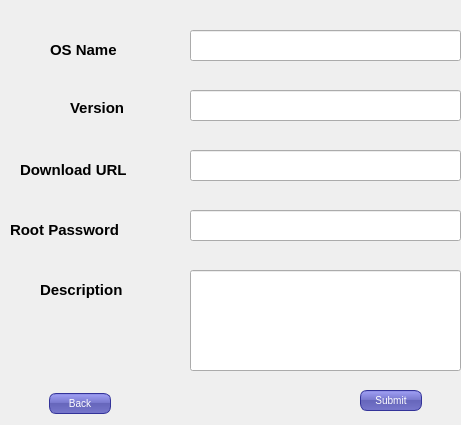
The window that BuilderAndPusher.ui (niteshnarayanlal/Aeolus-gui) describes before a commit, drawn with Qt 5.
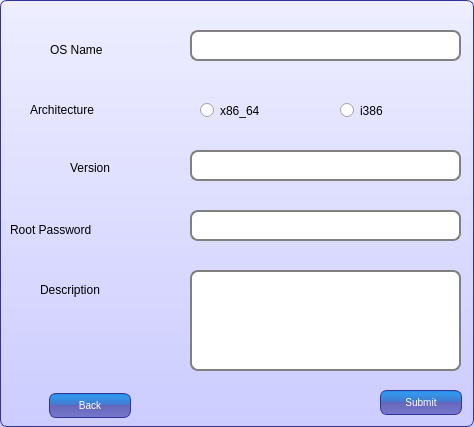
The same window after the commit. Icons and pictures are not drawn.

```diff
--- a/BuilderAndPusher.ui
+++ b/BuilderAndPusher.ui
@@ -6,8 +6,8 @@
    <rect>
     <x>0</x>
     <y>0</y>
-    <width>461</width>
-    <height>425</height>
+    <width>474</width>
+    <height>427</height>
    </rect>
   </property>
   <property name="windowTitle">
@@ -17,21 +17,32 @@
    <string/>
   </property>
   <property name="styleSheet">
-   <string notr="true">QLabel {
-font-weight: bold;
-font-size: 15px;
-}
-background: QLinearGradient(x1: 0, y1: 0, x2: 0, y2: 1, stop: 0 #eef, stop: 1 #ccf);
-QLineEdit {
+   <string notr="true">QLineEdit {
 padding: 1px;
 border-style: solid;
 border: 2px solid gray;
 border-radius: 8px;
 }
+QCommandLinkButton
+{
+}
+QDialog
+{
+background: QLinearGradient(x1: 0, y1: 0, x2: 0, y2: 1, stop: 0 #eef, stop: 1 #ccf);
+border-width: 1px;
+border-color: #339;
+border-style: solid;
+border-radius: 7;
+padding: 3px;
+font-size: 10px;
+padding-left: 5px;
+padding-right: 5px;
+
+}
 
 QPushButton {
 color: white;
-background-color: QLinearGradient( x1: 0, y1: 0, x2: 0, y2: 1, stop: 0 #88d, stop: 0.1 #99e, stop: 0.49 #77c, stop: 0.5 #66b, stop: 1 #77c);
+background-color: QLinearGradient( x1: 0, y1: 0, x2: 0, y2: 1, stop: 0 #28d, stop: 0.1 #39e, stop: 0.49 #47c, stop: 0.5 #66b, stop: 1 #77c);
 border-width: 1px;
 border-color: #339;
 border-style: solid;
@@ -40,13 +51,11 @@
 font-size: 10px;
 padding-left: 5px;
 padding-right: 5px;
-min-width: 50px;
-max-width: 50px;
-min-height: 13px;
-max-height: 13px;
-}
-
-</string>
+min-width: 70px;
+max-width:70px;
+min-height: 17px;
+max-height: 17px;
+}</string>
   </property>
   <widget class="QLineEdit" name="osNameLineEdit">
    <property name="geometry">
@@ -78,7 +87,7 @@
    <property name="geometry">
     <rect>
      <x>70</x>
-     <y>100</y>
+     <y>160</y>
      <width>61</width>
      <height>16</height>
     </rect>
@@ -91,36 +100,13 @@
    <property name="geometry">
     <rect>
      <x>190</x>
-     <y>90</y>
-     <width>271</width>
-     <height>31</height>
-    </rect>
-   </property>
-  </widget>
-  <widget class="QLineEdit" name="downloadURLLineEdit">
-   <property name="geometry">
-    <rect>
-     <x>190</x>
      <y>150</y>
      <width>271</width>
      <height>31</height>
     </rect>
    </property>
-   <property name="toolTip">
-    <string>&lt;html&gt;&lt;head/&gt;&lt;body&gt;&lt;p&gt;&lt;img src=&quot;:/images/aeolus-logo60*60.png&quot;/&gt;This is an autogenerated URL but you can modify this URL .&lt;/p&gt;&lt;/body&gt;&lt;/html&gt;</string>
-   </property>
-  </widget>
-  <widget class="QLabel" name="downloadURLLabel">
-   <property name="geometry">
-    <rect>
-     <x>20</x>
-     <y>160</y>
-     <width>121</width>
-     <height>20</height>
-    </rect>
-   </property>
-   <property name="text">
-    <string>Download URL</string>
+   <property name="statusTip">
+    <string>Enter the Version such that whether you want it for Fedora 16 or 17 or so on </string>
    </property>
   </widget>
   <widget class="QLabel" name="rootPasswordLabel">
@@ -145,6 +131,12 @@
      <height>31</height>
     </rect>
    </property>
+   <property name="statusTip">
+    <string>Enter your system root password</string>
+   </property>
+   <property name="echoMode">
+    <enum>QLineEdit::Password</enum>
+   </property>
   </widget>
   <widget class="QLabel" name="descriptionLabel">
    <property name="geometry">
@@ -177,8 +169,8 @@
     <rect>
      <x>49</x>
      <y>393</y>
-     <width>101</width>
-     <height>31</height>
+     <width>82</width>
+     <height>25</height>
     </rect>
    </property>
    <property name="text">
@@ -188,16 +180,55 @@
   <widget class="QPushButton" name="submitPushButton">
    <property name="geometry">
     <rect>
-     <x>360</x>
+     <x>380</x>
      <y>390</y>
-     <width>101</width>
-     <height>31</height>
+     <width>82</width>
+     <height>25</height>
     </rect>
    </property>
    <property name="text">
     <string>Submit</string>
    </property>
   </widget>
+  <widget class="QLabel" name="label">
+   <property name="geometry">
+    <rect>
+     <x>30</x>
+     <y>100</y>
+     <width>101</width>
+     <height>20</height>
+    </rect>
+   </property>
+   <property name="text">
+    <string>Architecture</string>
+   </property>
+  </widget>
+  <widget class="QRadioButton" name="x86_64RadioButton">
+   <property name="geometry">
+    <rect>
+     <x>200</x>
+     <y>100</y>
+     <width>103</width>
+     <height>21</height>
+    </rect>
+   </property>
+   <property name="text">
+    <string>x86_64</string>
+   </property>
+  </widget>
+  <widget class="QRadioButton" name="i386RadioButton">
+   <property name="geometry">
+    <rect>
+     <x>340</x>
+     <y>100</y>
+     <width>103</width>
+     <height>21</height>
+    </rect>
+   </property>
+   <property name="text">
+    <string>i386</string>
+   </property>
+  </widget>
  </widget>
  <resources>
   <include location="images.qrc"/>
```
Left out of the diff: 7 changed lines with no effect on the pictures.
